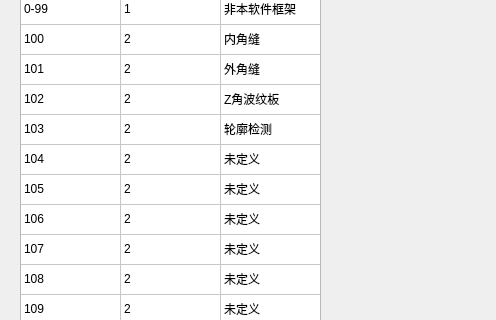
Above: showtasknumdlg.ui from qubo188612/qtwelding before the change; both pictures show x 0 to 496 and y 88 to 408 of the 929 by 738 pixel window. Below: the same form after it.
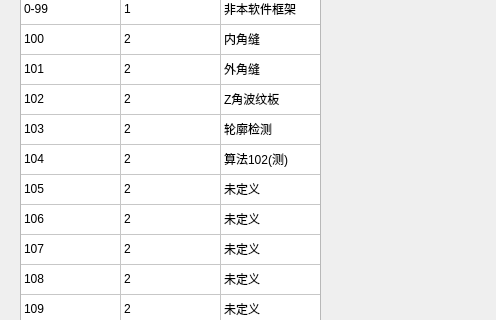
That is the form after the change.

```diff
--- a/showtasknumdlg.ui
+++ b/showtasknumdlg.ui
@@ -200,7 +200,7 @@
    </item>
    <item row="5" column="2">
     <property name="text">
-     <string>未定义</string>
+     <string>算法102(测)</string>
     </property>
    </item>
    <item row="6" column="0">
```
